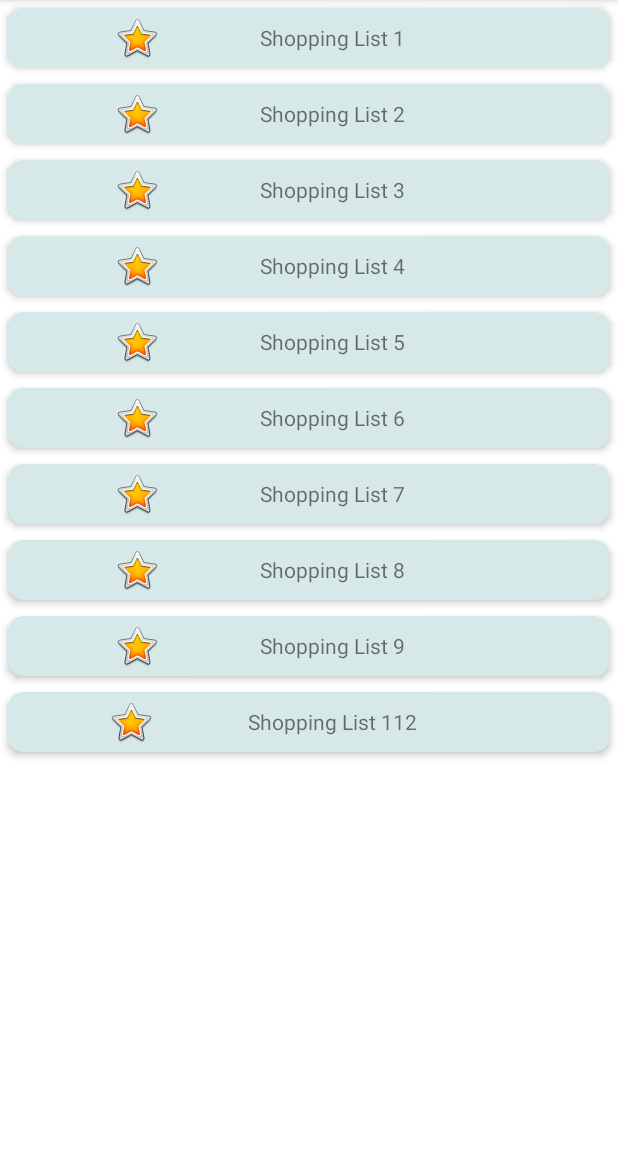
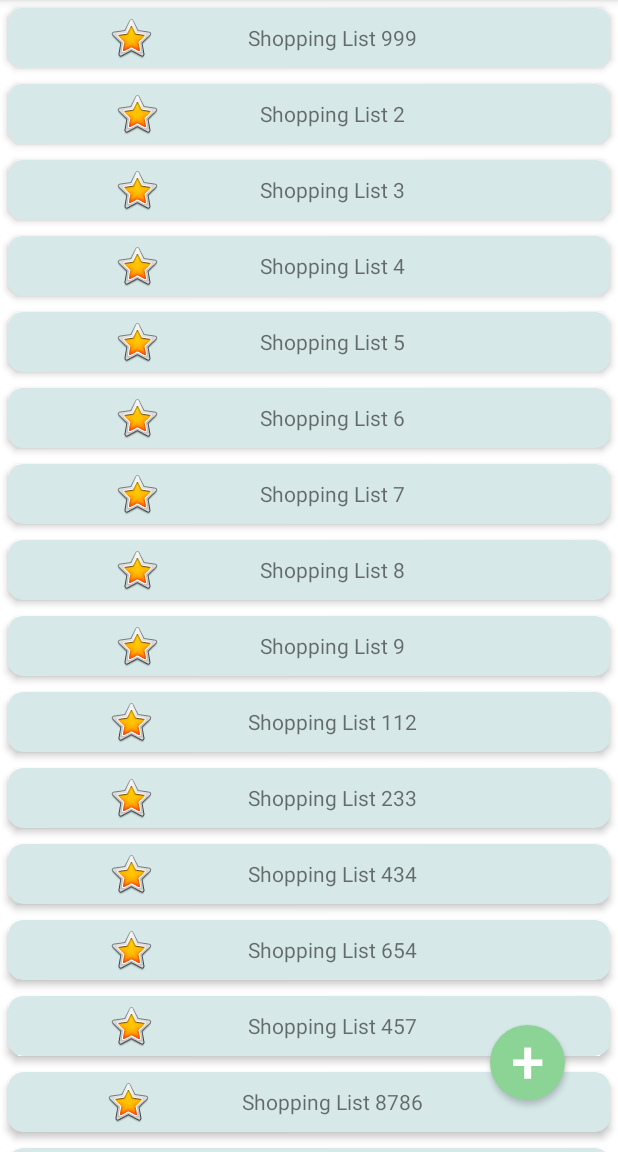
Before and after one commit to ProgrammerPeteX/Shopping_List_For_Netguru, an Android app: the screen it shows after launch (MainActivity), on a phone screen of 412 x 824 dp, the part 84-1236 px from its top. Run offline under Robolectric (Android 15) with nearby library versions, the phone set to English and light mode, and no system bars; our stand-ins replace data binding, navigation-ui.

Commit message:
up button navigation added, add currentShoppingList added

```diff
--- a/app/src/main/java/com/pdstudios/shoppinglistfornetguru/MainActivity.kt
+++ b/app/src/main/java/com/pdstudios/shoppinglistfornetguru/MainActivity.kt
@@ -2,14 +2,34 @@ package com.pdstudios.shoppinglistfornetguru
 
 import androidx.appcompat.app.AppCompatActivity
 import android.os.Bundle
-import android.view.Menu
-import android.view.MenuItem
+import androidx.navigation.findNavController
+import androidx.navigation.fragment.findNavController
+import androidx.navigation.ui.AppBarConfiguration
+import androidx.navigation.ui.NavigationUI
+
 
 class MainActivity : AppCompatActivity() {
+    private lateinit var appBarConfiguration: AppBarConfiguration
     override fun onCreate(savedInstanceState: Bundle?) {
         super.onCreate(savedInstanceState)
+        setContentView(R.layout.activity_main)
 
+        val navHostFragment = supportFragmentManager.findFragmentById(R.id.navHostFragment)
+        val navController = navHostFragment!!.findNavController()
+        appBarConfiguration = AppBarConfiguration(navController.graph)
+        navController.addOnDestinationChangedListener { controller, destination, arguments ->
+            val currentDest = destination.id == R.id.currentShoppingList
+            val archivedDest = destination.id == R.id.archivedShoppingList
+            if (currentDest || archivedDest) {
+                supportActionBar?.setDisplayHomeAsUpEnabled(false)
+            } else {
+                supportActionBar?.setDisplayHomeAsUpEnabled(true)
+            }
+        }
+    }
 
-        setContentView(R.layout.activity_main)
+    override fun onSupportNavigateUp(): Boolean {
+        val navController = this.findNavController(R.id.navHostFragment)
+        return NavigationUI.navigateUp(navController, appBarConfiguration)
     }
 }
--- a/app/src/main/java/com/pdstudios/shoppinglistfornetguru/screens/archived_shopping_lists/ArchivedRecyclerAdapter.kt
+++ b/app/src/main/java/com/pdstudios/shoppinglistfornetguru/screens/archived_shopping_lists/ArchivedRecyclerAdapter.kt
@@ -10,7 +10,7 @@ import com.pdstudios.shoppinglistfornetguru.databinding.ShoppingListCardBinding
 class ArchivedRecyclerAdapter: RecyclerView.Adapter<ArchivedRecyclerAdapter.ViewHolder>() {
 
     private lateinit var binding: ShoppingListCardBinding
-    var list = mutableListOf(1,2,3,4,5,6,7,8,9,112)
+    var list = mutableListOf(1,2,3,4,5,6,7,8,9,112,233,434,654,457,8786,6786,678,867867,44,5,64,46,2)
 
     override fun onCreateViewHolder(
         parent: ViewGroup,
--- a/app/src/main/java/com/pdstudios/shoppinglistfornetguru/screens/current_shopping_lists/CurrentRecyclerAdapter.kt
+++ b/app/src/main/java/com/pdstudios/shoppinglistfornetguru/screens/current_shopping_lists/CurrentRecyclerAdapter.kt
@@ -3,14 +3,17 @@ package com.pdstudios.shoppinglistfornetguru.screens.current_shopping_lists
 import android.view.LayoutInflater
 import android.view.View
 import android.view.ViewGroup
+import androidx.lifecycle.LiveData
+import androidx.lifecycle.MutableLiveData
 import androidx.navigation.findNavController
 import androidx.recyclerview.widget.RecyclerView
 import com.pdstudios.shoppinglistfornetguru.databinding.ShoppingListCardBinding
 
-class CurrentRecyclerAdapter:
+class CurrentRecyclerAdapter(
+    private var list: LiveData<MutableList<Int>>
+):
     RecyclerView.Adapter<CurrentRecyclerAdapter.ViewHolder>(){
 
-    var list = mutableListOf(1,2,3,4,5,6,7,8,9,112)
     private lateinit var binding: ShoppingListCardBinding
 
     override fun onCreateViewHolder(
@@ -23,14 +26,14 @@ class CurrentRecyclerAdapter:
     }
 
     override fun onBindViewHolder(holder: ViewHolder, position: Int) {
-        holder.shoppingListName.text = "Shopping List ${list[position]}"
+        holder.shoppingListName.text = "Shopping List ${list.value!![position]}"
         holder.cardView.setOnClickListener { view ->
             navigateToDetails(view)
         }
     }
 
     override fun getItemCount(): Int {
-        return list.size
+        return list.value!!.size
     }
 
     inner class ViewHolder(itemView: View):
--- a/app/src/main/java/com/pdstudios/shoppinglistfornetguru/screens/current_shopping_lists/CurrentShoppingList.kt
+++ b/app/src/main/java/com/pdstudios/shoppinglistfornetguru/screens/current_shopping_lists/CurrentShoppingList.kt
@@ -2,8 +2,8 @@ package com.pdstudios.shoppinglistfornetguru.screens.current_shopping_lists
 
 import android.os.Bundle
 import android.view.*
+import androidx.databinding.DataBindingUtil
 import androidx.fragment.app.Fragment
-import androidx.databinding.DataBindingUtil
 import androidx.lifecycle.ViewModelProvider
 import androidx.navigation.fragment.findNavController
 import androidx.recyclerview.widget.LinearLayoutManager
@@ -38,11 +38,18 @@ class CurrentShoppingList : Fragment() {
         //recyclerView
         layoutManager = LinearLayoutManager(this.context)
         binding.recyclerViewCurrent.layoutManager = layoutManager
-        adapter = CurrentRecyclerAdapter()
+        adapter = CurrentRecyclerAdapter(viewModel.shoppingLists)
         binding.recyclerViewCurrent.adapter = adapter
 
+        //observers
+        viewModel.notifyAdapater.observe(viewLifecycleOwner) {
+            it?.let {
+                adapter.notifyDataSetChanged()
+            }
+        }
         return binding.root
     }
+
 
     override fun onCreateOptionsMenu(menu: Menu, inflater: MenuInflater) {
         inflater.inflate(R.menu.archived_shopping_lists, menu)
--- a/app/src/main/java/com/pdstudios/shoppinglistfornetguru/screens/current_shopping_lists/CurrentViewModel.kt
+++ b/app/src/main/java/com/pdstudios/shoppinglistfornetguru/screens/current_shopping_lists/CurrentViewModel.kt
@@ -1,7 +1,27 @@
 package com.pdstudios.shoppinglistfornetguru.screens.current_shopping_lists
 
+import android.util.Log
+import android.widget.Toast
+import androidx.lifecycle.LiveData
+import androidx.lifecycle.MutableLiveData
 import androidx.lifecycle.ViewModel
 
 class CurrentViewModel: ViewModel() {
 
+    private var _shoppingLists = MutableLiveData<MutableList<Int>>()
+    private var i = 0
+    val shoppingLists: LiveData<MutableList<Int>>
+        get() = _shoppingLists
+
+    var notifyAdapater = MutableLiveData<Boolean>()
+
+    init {
+        notifyAdapater.value = null
+        _shoppingLists.value = mutableListOf(999,2,3,4,5,6,7,8,9,112,233,434,654,457,8786,6786,678,867867,44,5,64,46,2)
+    }
+
+    fun onAddShoppingList() {
+        _shoppingLists.value?.add(i++)
+        notifyAdapater.value = true
+    }
 }
--- a/app/src/main/java/com/pdstudios/shoppinglistfornetguru/screens/shopping_list_details/DetailsRecyclerAdapter.kt
+++ b/app/src/main/java/com/pdstudios/shoppinglistfornetguru/screens/shopping_list_details/DetailsRecyclerAdapter.kt
@@ -12,7 +12,7 @@ class DetailsRecyclerAdapter:
     RecyclerView.Adapter<DetailsRecyclerAdapter.ViewHolder>() {
 
     var isArchived = false
-    var list = mutableListOf(1,2,3,4,5,6,7,8,9,112)
+    var list = mutableListOf(1,2,3,4,5,6,7,8,9,112,233,434,654,457,8786,6786,678,867867,44,5,64,46,2)
     private lateinit var binding: ShoppingListCardBinding
 
     override fun onCreateViewHolder(
@@ -27,17 +27,17 @@ class DetailsRecyclerAdapter:
     override fun onBindViewHolder(holder: ViewHolder, position: Int) {
         holder.shoppingListName.text = "Item ${list[position]}"
         holder.cardView.setOnClickListener { view ->
-            navigateBack(view, isArchived)
+//            navigateBack(view, isArchived)
         }
     }
 
-    private fun navigateBack(view: View, isArchived: Boolean) {
-        val destination = when (isArchived) {
-            true -> ShoppingListDetailsDirections.actionShoppingListDetailsToArchivedShoppingList()
-            false -> ShoppingListDetailsDirections.actionShoppingListDetailsToCurrentShoppingList()
-        }
-        view.findNavController().navigate(destination)
-    }
+//    private fun navigateBack(view: View, isArchived: Boolean) {
+//        val destination = when (isArchived) {
+//            true -> ShoppingListDetailsDirections.actionShoppingListDetailsToArchivedShoppingList()
+//            false -> ShoppingListDetailsDirections.actionShoppingListDetailsToCurrentShoppingList()
+//        }
+//        view.findNavController().navigate(destination)
+//    }
 
     override fun getItemCount(): Int {
         return list.size
--- a/app/src/main/java/com/pdstudios/shoppinglistfornetguru/screens/shopping_list_details/ShoppingListDetails.kt
+++ b/app/src/main/java/com/pdstudios/shoppinglistfornetguru/screens/shopping_list_details/ShoppingListDetails.kt
@@ -7,6 +7,8 @@ import android.view.View
 import android.view.ViewGroup
 import androidx.databinding.DataBindingUtil
 import androidx.lifecycle.ViewModelProvider
+import androidx.navigation.fragment.findNavController
+import androidx.navigation.ui.NavigationUI
 import androidx.recyclerview.widget.LinearLayoutManager
 import androidx.recyclerview.widget.RecyclerView
 import com.pdstudios.shoppinglistfornetguru.R
@@ -38,6 +40,8 @@ class ShoppingListDetails : Fragment() {
         adapter = DetailsRecyclerAdapter()
         binding.recyclerViewDetails.adapter = adapter
 
+
+
         return binding.root
     }
 
--- /dev/null
+++ b/app/src/main/res/drawable/round_button.xml
@@ -0,0 +1,19 @@
+<?xml version="1.0" encoding="utf-8"?>
+<selector xmlns:android="http://schemas.android.com/apk/res/android">
+    <item android:state_pressed="false">
+        <shape android:shape="oval">
+            <solid android:color="#8CD396"/>
+            <size
+                android:height="60dp"
+                android:width="60dp"/>
+        </shape>
+    </item>
+    <item android:state_pressed="true">
+        <shape android:shape="oval">
+            <solid android:color="#BFEFC6"/>
+            <size
+                android:height="120dp"
+                android:width="120dp"/>
+        </shape>
+    </item>
+</selector>
--- a/app/src/main/res/layout/activity_main.xml
+++ b/app/src/main/res/layout/activity_main.xml
@@ -1,13 +1,19 @@
 <?xml version="1.0" encoding="utf-8"?>
-<androidx.constraintlayout.widget.ConstraintLayout xmlns:android="http://schemas.android.com/apk/res/android"
+<layout xmlns:android="http://schemas.android.com/apk/res/android"
     xmlns:app="http://schemas.android.com/apk/res-auto"
-    xmlns:tools="http://schemas.android.com/tools"
+    xmlns:tools="http://schemas.android.com/tools">
+
+    <data>
+
+    </data>
+
+    <androidx.constraintlayout.widget.ConstraintLayout
         android:layout_width="match_parent"
         android:layout_height="match_parent"
         tools:context=".MainActivity">
 
         <androidx.fragment.app.FragmentContainerView
-        android:id="@+id/fragmentContainerView"
+            android:id="@+id/navHostFragment"
             android:name="androidx.navigation.fragment.NavHostFragment"
             android:layout_width="match_parent"
             android:layout_height="match_parent"
@@ -18,3 +24,4 @@
             app:layout_constraintTop_toTopOf="parent"
             app:navGraph="@navigation/navigation" />
     </androidx.constraintlayout.widget.ConstraintLayout>
+</layout>
--- a/app/src/main/res/layout/fragment_current_shopping_list.xml
+++ b/app/src/main/res/layout/fragment_current_shopping_list.xml
@@ -14,13 +14,33 @@
         android:layout_height="match_parent"
         tools:context=".screens.current_shopping_lists.CurrentShoppingList">
 
+        <androidx.appcompat.widget.AppCompatButton
+            android:id="@+id/button_addShoppingList"
+            android:layout_width="50dp"
+            android:layout_height="50dp"
+            android:background="@drawable/round_button"
+            android:text="@string/_plus"
+            android:textSize="40sp"
+            android:textColor="@color/white"
+            android:gravity="center"
+            android:includeFontPadding="false"
+            android:onClick="@{()->currentViewModel.onAddShoppingList()}"
+            app:layout_constraintBottom_toBottomOf="parent"
+            app:layout_constraintEnd_toEndOf="parent"
+            app:layout_constraintHorizontal_bias="0.903"
+            app:layout_constraintStart_toStartOf="parent"
+            app:layout_constraintTop_toTopOf="parent"
+            app:layout_constraintVertical_bias="0.952" />
+
         <androidx.recyclerview.widget.RecyclerView
             android:id="@+id/recyclerViewCurrent"
-            android:layout_width="match_parent"
-            android:layout_height="match_parent"
+            android:layout_width="0dp"
+            android:layout_height="0dp"
             app:layout_constraintBottom_toBottomOf="parent"
             app:layout_constraintEnd_toEndOf="parent"
+            app:layout_constraintHorizontal_bias="0.0"
             app:layout_constraintStart_toStartOf="parent"
-            app:layout_constraintTop_toTopOf="parent" />
+            app:layout_constraintTop_toTopOf="parent"
+            app:layout_constraintVertical_bias="0.0" />
     </androidx.constraintlayout.widget.ConstraintLayout>
 </layout>
--- a/app/src/main/res/layout/fragment_shopping_list_details.xml
+++ b/app/src/main/res/layout/fragment_shopping_list_details.xml
@@ -16,8 +16,8 @@
 
         <androidx.recyclerview.widget.RecyclerView
             android:id="@+id/recyclerViewDetails"
-            android:layout_width="match_parent"
-            android:layout_height="match_parent"
+            android:layout_width="0dp"
+            android:layout_height="0dp"
             app:layout_constraintBottom_toBottomOf="parent"
             app:layout_constraintEnd_toEndOf="parent"
             app:layout_constraintStart_toStartOf="parent"
--- a/app/src/main/res/values/strings.xml
+++ b/app/src/main/res/values/strings.xml
@@ -2,4 +2,5 @@
     <string name="app_name">Shopping List For Netguru</string>
     <!-- TODO: Remove or change this placeholder text -->
     <string name="hello_blank_fragment">Hello blank fragment</string>
+    <string name="_plus">+</string>
 </resources>
```
Lines whose indentation alone changed are shown as unchanged.
